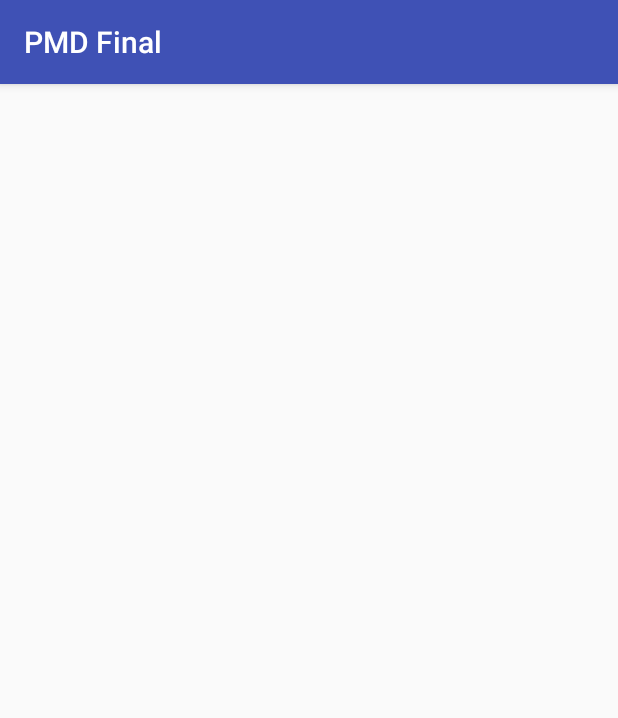
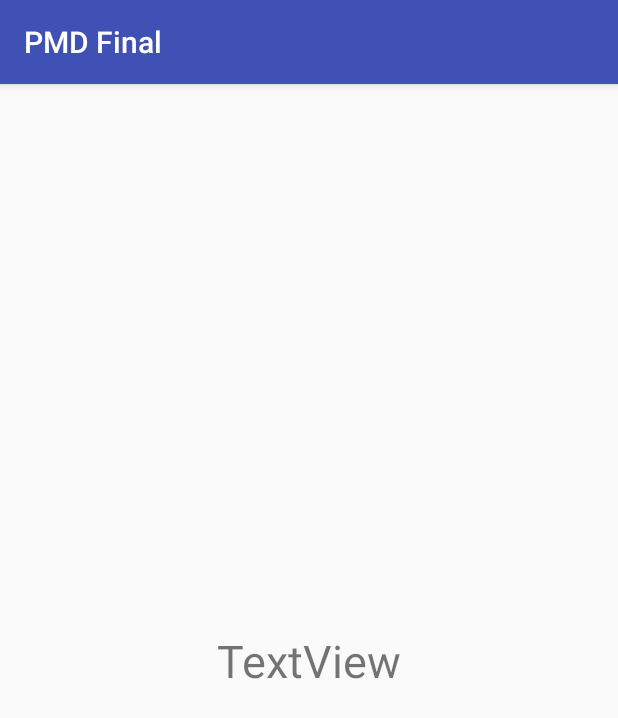
Before and after one commit to Jaap58428/IMTPMD, an Android app: the HomeActivity screen opened directly, with no data from a screen before it, on a phone screen of 412 x 824 dp. Shown: the top 718 px of the screen. Run offline under Robolectric (Android 15) with nearby library versions, the phone set to English and light mode, and no system bars.

```diff
--- a/app/src/main/res/layout/activity_home.xml
+++ b/app/src/main/res/layout/activity_home.xml
@@ -6,4 +6,15 @@
     android:layout_height="match_parent"
     tools:context=".HomeActivity">
 
+    <TextView
+        android:id="@+id/homeTitleTextView"
+        android:layout_width="wrap_content"
+        android:layout_height="wrap_content"
+        android:text="TextView"
+        android:textSize="30sp"
+        app:layout_constraintBottom_toBottomOf="parent"
+        app:layout_constraintEnd_toEndOf="parent"
+        app:layout_constraintHorizontal_bias="0.5"
+        app:layout_constraintStart_toStartOf="parent"
+        app:layout_constraintTop_toTopOf="parent" />
 </android.support.constraint.ConstraintLayout>
--- a/app/src/main/res/values/strings.xml
+++ b/app/src/main/res/values/strings.xml
@@ -3,7 +3,7 @@
     <string name="app_name">PMD Final</string>
 
     <!--Welcome-->
-    <string name="welcome_title">EvalNow!</string>
+    <string name="welcome_title">SLB for you!</string>
     <string name="welcome_login">Email</string>
     <string name="welcome_pwd">Password</string>
     <string name="welcome_login_btn">Login</string>
@@ -23,6 +23,8 @@
     <string name="register_button">Register</string>
 
     <string name="register_toast_user_exists">This email is already in use</string>
-    <string name="register_toast_short_pwd">Password too short</string>
+    <string name="register_toast_invalid_mail">Please enter a valid email address</string>
+    <string name="register_toast_short_pwd">Password needs at least 8 characters</string>
+    <string name="register_toast_pwd_match">Passwords don\'t match</string>
 
 </resources>
```
Also changed, not shown: app/src/main/java/nl/itsjaap/pmdfinal/HomeActivity.java (+8 -0 lines), app/src/main/java/nl/itsjaap/pmdfinal/RegisterActivity.java (+68 -0 lines), app/src/main/res/layout/activity_register.xml (+8 -8 lines).
